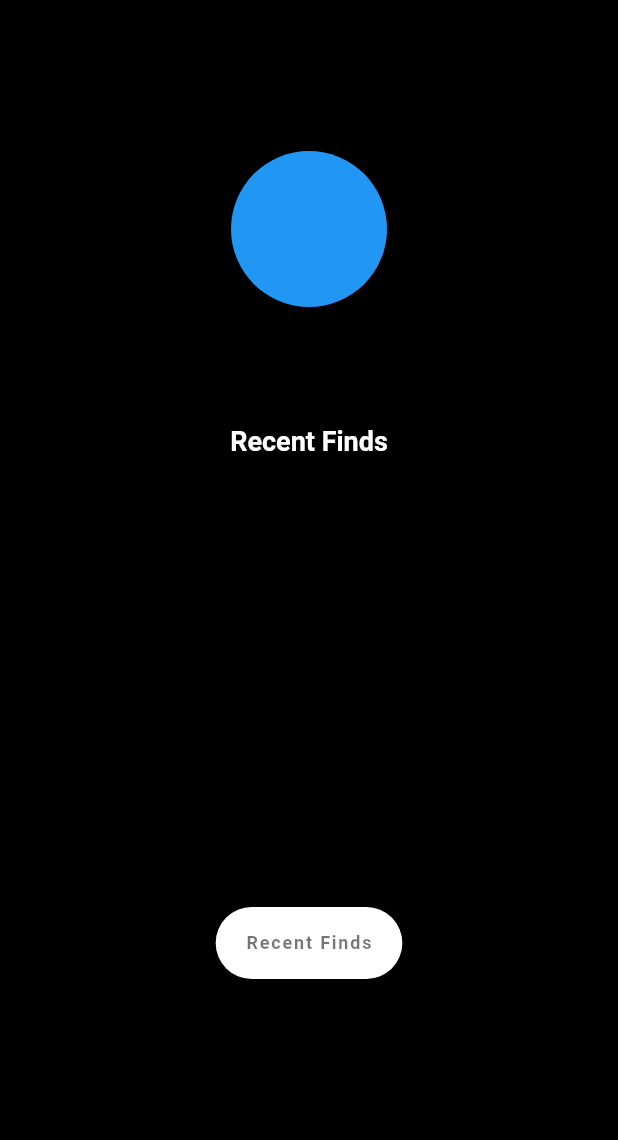
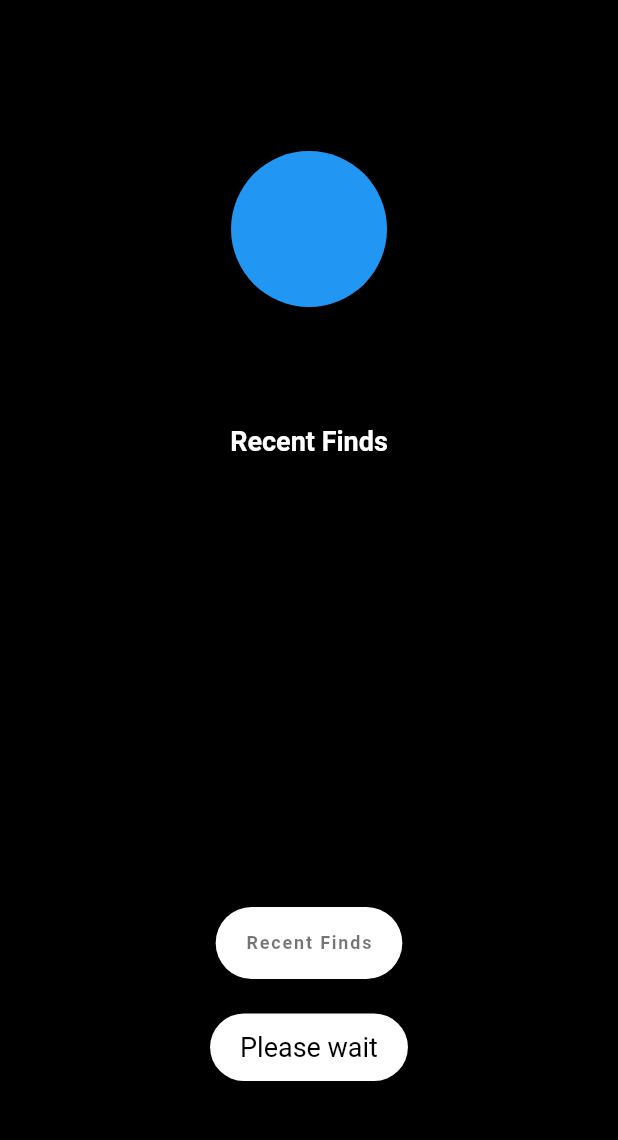
Before and after one commit to Dariod9/StalkTracker-CM, a Flutter app: the afterloginmainpage screen opened directly, after a tap on "Recent Finds", on a phone screen of 412 x 824 dp, the part 59-1199 px from its top. Run offline on Flutter 3.47's test engine with Material 2 defaults, Android fonts, the phone set to English and light mode, and no system bars; our stand-ins replace animated_splash_screen, cloud_firestore, firebase_auth, firebase_core, flutter_blue, flutter_bluetooth_serial and 7 more; missing offline and left inert: loading_animations; accounts and stored records are empty.

```diff
--- a/stalktracker/lib/afterloginmainpage.dart
+++ b/stalktracker/lib/afterloginmainpage.dart
@@ -2,6 +2,7 @@ import 'package:animated_splash_screen/animated_splash_screen.dart';
 import 'package:cloud_firestore/cloud_firestore.dart';
 import 'package:firebase_auth/firebase_auth.dart';
 import 'package:flutter/material.dart';
+import 'package:fluttertoast/fluttertoast.dart';
 import 'package:hackathon/collegeinfo.dart';
 import 'package:hackathon/drawers/loginmaindrawer.dart';
 import 'package:image_picker/image_picker.dart';
@@ -110,8 +111,17 @@ class _loginpageState extends State<afterloginmainpage> {
                 // ),
                         FloatingActionButton.extended(
                           onPressed:() async {
-                              contacts=BluetoothController.getDevices();
-                              await Future.delayed(const Duration(seconds: 3), (){});
+                            contacts=<Contact>[];
+                            // print("LISTA1:"+contacts.length.toString());
+                            contacts= await BluetoothController.getDevices2();
+                            Fluttertoast.showToast(
+                                msg: 'Please wait',
+                                gravity: ToastGravity.BOTTOM,
+                                fontSize: 18,
+                                backgroundColor: Colors.white,
+                                textColor: Colors.black);
+                            await Future.delayed(const Duration(seconds: 8), (){});
+                            // print("LISTA2:"+contacts.length.toString());
 
                               print("ESPEREI");
                               setState(() {
@@ -138,6 +148,7 @@ class _loginpageState extends State<afterloginmainpage> {
         itemCount: contacts.length,
         itemBuilder: (BuildContext ctxt, int index){
           print("LISTA:"+contacts.length.toString());
+          for(int i=0;i<contacts.length;i++) print(contacts[index].name+"\n");
           if(contacts.length==0) return new Text("No devices!");
           else return _drawTile(contacts[index]);
         }
--- a/stalktracker/lib/bluetooth_controller.dart
+++ b/stalktracker/lib/bluetooth_controller.dart
@@ -1,5 +1,8 @@
+import 'dart:async';
+
 import 'package:flutter/material.dart';
 import 'package:flutter_blue/flutter_blue.dart';
+import 'package:flutter_bluetooth_serial/flutter_bluetooth_serial.dart';
 import 'package:get/get.dart';
 import 'package:google_sign_in/google_sign_in.dart';
 import 'package:hackathon/googleloginmain.dart';
@@ -12,31 +15,57 @@ import 'classes/contact.dart';
 class BluetoothController {
 
   static final FlutterBlue blue = FlutterBlue.instance;
+  // static final FlutterBluetoothSerial blue2;
 
   static getDevices(){
     List<Contact> contactos = <Contact>[];
 
-    try {
-      blue.startScan(timeout: Duration(seconds: 3));
-      var subscription = blue.scanResults.listen((results) {
-        // do something with scan results
-        if (results.isNotEmpty) {
-          for (ScanResult r in results) {
-            // print('${r.device.name} found! rssi: ${r.rssi}');
-            contactos.add(new Contact(r.device.name, r.rssi));
-          }
-        }
-      });
-      blue.stopScan();
-    }
-    catch(e) {
-      contactos=<Contact>[];
-    }
+    // try {
+    //   blue.startScan(timeout: Duration(seconds: 3));
+    //   var subscription = blue.scanResults.listen((results) {
+    //     // do something with scan results
+    //     if (results.isNotEmpty) {
+    //       for (ScanResult r in results) {
+    //         print('${r.device.name} found! rssi: ${r.rssi}');
+    //         contactos.add(new Contact(r.device.name, r.rssi));
+    //       }
+    //     }
+    //   });
+    //   blue.stopScan();
+    // }
+    // catch(e) {
+    //   contactos=<Contact>[];
+    // }
 
     return contactos;
 
   }
 
+
+  static getDevices2(){
+    List<Contact> contactos = <Contact>[];
+
+    String nome="";
+
+
+    FlutterBluetoothSerial.instance.startDiscovery().listen((r) {
+        print(r.device.address + " " + r.device.name.toString()+ " " +  r.rssi.toString());
+        if(r.device.name!=null) nome=r.device.name!;
+        else nome=r.device.address;
+        contactos.add(new Contact(nome, r.rssi, r.device.address));
+      });
+    List<String> enderecos=<String>[];
+    contactos.forEach((f) {if(!enderecos.contains(f.address)) enderecos.add(f.address); else contactos.remove(f);});
+        // app.onDiscovery(r);
+    return contactos;
+
+  }
+
+  // static discovery() {
+  //
+  // return contactos;
+
+  }
   // authentication() async {
   //   if (_googleSignIn.isSignedIn() == true) {
   //     SharedPreferences prefs = await SharedPreferences.getInstance();
@@ -72,4 +101,3 @@ class BluetoothController {
   //         builder: (context) => loginpage(),
   //       ));
   // }
-}
--- a/stalktracker/lib/classes/contact.dart
+++ b/stalktracker/lib/classes/contact.dart
@@ -24,11 +24,15 @@ class Contact {
     _proximity = value;
   }
 
+  String address="";
+
   int distance=1;
 
+
   // constructor
-  Contact(String name, int proximity) {
+  Contact(String name, int proximity, String address) {
     this.name = name;
+    this.address=address;
     this.proximity = proximity;
     if(proximity<-60 || proximity>-91) distance=2;
     else if(proximity<-90) distance=3;
--- a/stalktracker/lib/signinpage.dart
+++ b/stalktracker/lib/signinpage.dart
@@ -123,7 +123,7 @@ class _loginpageState extends State<signinpage> {
                                 ));
                           } else {
                             return Fluttertoast.showToast(
-                                msg: 'User not verified',
+                                msg: 'User not verified. Check Your Email!',
                                 gravity: ToastGravity.BOTTOM,
                                 fontSize: 18,
                                 backgroundColor: Colors.white,
--- a/stalktracker/pubspec.yaml
+++ b/stalktracker/pubspec.yaml
@@ -48,6 +48,7 @@ dependencies:
   fluttertoast: ^8.0.8
   flutter_launcher_icons: ^0.9.2
   flutter_rating_bar: ^4.0.0
+  flutter_bluetooth_serial:
   flutter_blue: ^0.8.0
 #  flutter_native_splash: ^1.3.1
 
```
